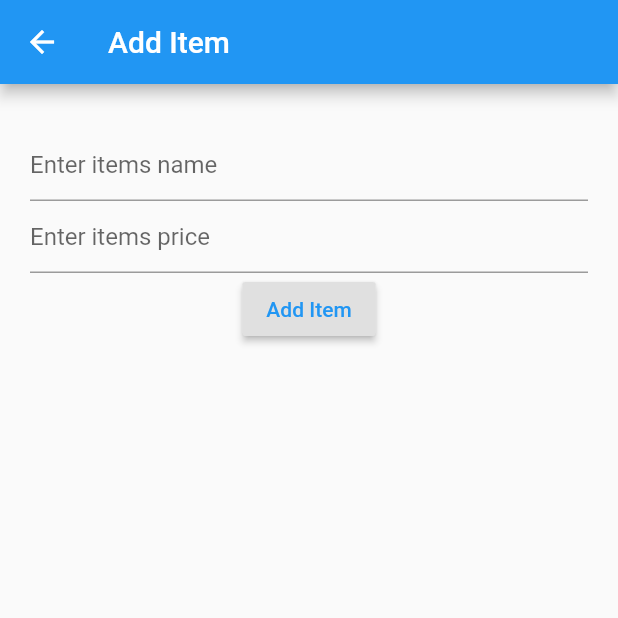
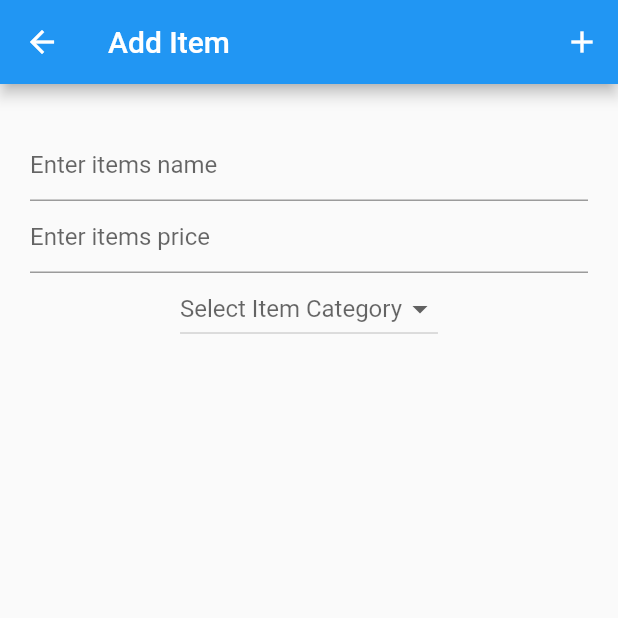
Before and after one commit to momin96/Flutter-Home-expanses, a Flutter app: the AddItem screen opened directly, on a phone screen of 412 x 824 dp, the top half of it. Run offline on Flutter 3.47's test engine with Material 2 defaults, Android fonts, the phone set to English and light mode, and no system bars; our stand-ins replace cloud_firestore; accounts and stored records are empty.

Commit message:
Categories added

```diff
--- a/empty_test_app/lib/add_item.dart
+++ b/empty_test_app/lib/add_item.dart
@@ -30,10 +30,32 @@ class AddItem extends StatefulWidget {
 class AddItemState extends State<AddItem> {
   FirestoreProvider _provider = new FirestoreProvider();
 
+  var _categories = [
+    "Home",
+    "Kitchen",
+    "Bike",
+    "Food",
+    "Train/Bus",
+    "Cab/Auto",
+    "Vegitable",
+    "Fruits"
+  ];
+
+  String _selectedCategory;
+
   Widget build(BuildContext context) {
     return Scaffold(
       appBar: AppBar(
         title: Text("Add Item"),
+        actions: <Widget>[
+          IconButton(
+            icon: Icon(
+              Icons.add,
+              color: Colors.white,
+            ),
+            onPressed: () => add(),
+          )
+        ],
       ),
       body: Container(
         padding: EdgeInsets.only(left: 20, top: 30, right: 20),
@@ -50,11 +72,21 @@ class AddItemState extends State<AddItem> {
                 hintText: "Enter items price",
               ),
             ),
-            RaisedButton(
-              onPressed: () => add(),
-              child: Text("Add Item"),
-              textTheme: ButtonTextTheme.accent,
-            )
+            DropdownButton(
+              hint: Text("Select Item Category"),
+              value: _selectedCategory,
+              items: _categories.map((category) {
+                return DropdownMenuItem(
+                  child: Text(category),
+                  value: category,
+                );
+              }).toList(),
+              onChanged: (newValue) {
+                setState(() {
+                  _selectedCategory = newValue;
+                });
+              },
+            ),
           ],
         ),
       ),
@@ -64,10 +96,15 @@ class AddItemState extends State<AddItem> {
   void add() {
     String name = widget.itemNameController.text;
     int price = int.parse(widget.itemPriceController.text);
-    var itemPrice = ItemPrice(widget.documentId, name, price);
+    var itemPrice =
+        ItemPrice(widget.documentId, name, price, _selectedCategory);
     _provider.addItemInDB(itemPrice);
     widget.itemNameController.text = "";
     widget.itemPriceController.text = "";
+
+    setState(() {
+      _selectedCategory = null;
+    });
     Navigator.pop(context);
   }
 }
--- a/empty_test_app/lib/item_price.dart
+++ b/empty_test_app/lib/item_price.dart
@@ -2,7 +2,9 @@ class ItemPrice {
   final String itemName;
   final int itemPrice;
   final String itemId;
-  ItemPrice(this.itemId, this.itemName, this.itemPrice);
+  final String itemCategory;
+
+  ItemPrice(this.itemId, this.itemName, this.itemPrice, this.itemCategory);
 
   Map<String, dynamic> convertItemPrice() {
     return {"name": itemName, "price": itemPrice};
```
